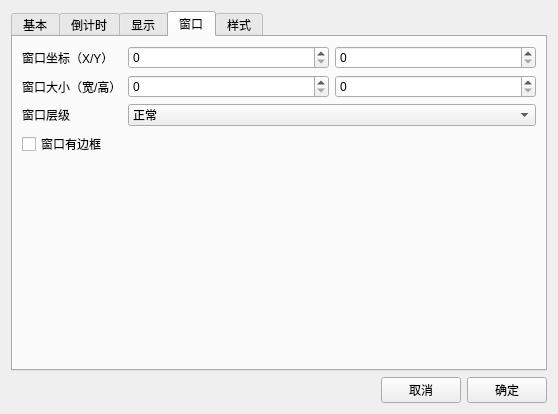
HelloWRC/W-DesktopCountdown, file UISource/profile_config_ui.ui: the form before one commit.
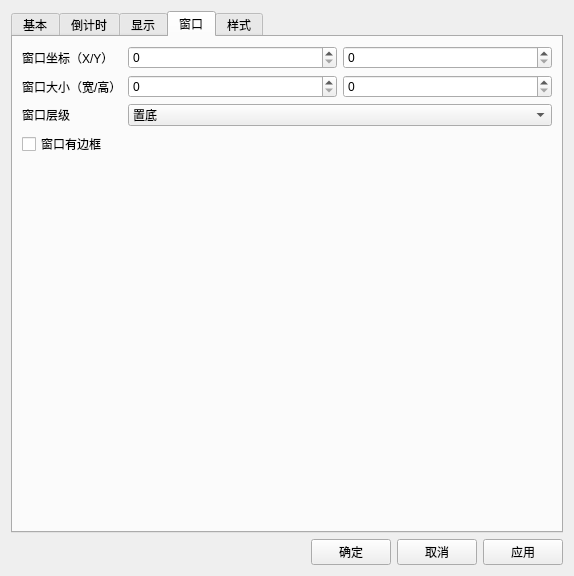
The form after the commit. The open tabs and pages were chosen to show the change.

```diff
--- a/UISource/profile_config_ui.ui
+++ b/UISource/profile_config_ui.ui
@@ -6,8 +6,8 @@
    <rect>
     <x>0</x>
     <y>0</y>
-    <width>558</width>
-    <height>414</height>
+    <width>574</width>
+    <height>576</height>
    </rect>
   </property>
   <property name="windowTitle">
@@ -219,10 +219,24 @@
        <item row="0" column="1">
         <layout class="QHBoxLayout" name="winpos">
          <item>
-          <widget class="QSpinBox" name="winpos_x"/>
+          <widget class="QSpinBox" name="winpos_x">
+           <property name="enabled">
+            <bool>true</bool>
+           </property>
+           <property name="maximum">
+            <number>65536</number>
+           </property>
+          </widget>
          </item>
          <item>
-          <widget class="QSpinBox" name="winpos_y"/>
+          <widget class="QSpinBox" name="winpos_y">
+           <property name="enabled">
+            <bool>true</bool>
+           </property>
+           <property name="maximum">
+            <number>65536</number>
+           </property>
+          </widget>
          </item>
         </layout>
        </item>
@@ -236,10 +250,24 @@
        <item row="1" column="1">
         <layout class="QHBoxLayout" name="winsize">
          <item>
-          <widget class="QSpinBox" name="winsize_w"/>
+          <widget class="QSpinBox" name="winsize_w">
+           <property name="enabled">
+            <bool>true</bool>
+           </property>
+           <property name="maximum">
+            <number>65536</number>
+           </property>
+          </widget>
          </item>
          <item>
-          <widget class="QSpinBox" name="winsize_h"/>
+          <widget class="QSpinBox" name="winsize_h">
+           <property name="enabled">
+            <bool>true</bool>
+           </property>
+           <property name="maximum">
+            <number>65536</number>
+           </property>
+          </widget>
          </item>
         </layout>
        </item>
@@ -255,6 +283,11 @@
        </item>
        <item row="2" column="1">
         <widget class="QComboBox" name="cbl_win_mode">
+         <item>
+          <property name="text">
+           <string>置底</string>
+          </property>
+         </item>
          <item>
           <property name="text">
            <string>正常</string>
@@ -356,13 +389,6 @@
        </property>
       </spacer>
      </item>
-     <item>
-      <widget class="QPushButton" name="btn_cancle">
-       <property name="text">
-        <string>取消</string>
-       </property>
-      </widget>
-     </item>
      <item>
       <widget class="QPushButton" name="btn_confirm">
        <property name="text">
@@ -370,6 +396,20 @@
        </property>
       </widget>
      </item>
+     <item>
+      <widget class="QPushButton" name="btn_cancle">
+       <property name="text">
+        <string>取消</string>
+       </property>
+      </widget>
+     </item>
+     <item>
+      <widget class="QPushButton" name="btn_apply">
+       <property name="text">
+        <string>应用</string>
+       </property>
+      </widget>
+     </item>
     </layout>
    </item>
   </layout>
```
Left out of the diff: 74 changed lines with no effect on the pictures.
